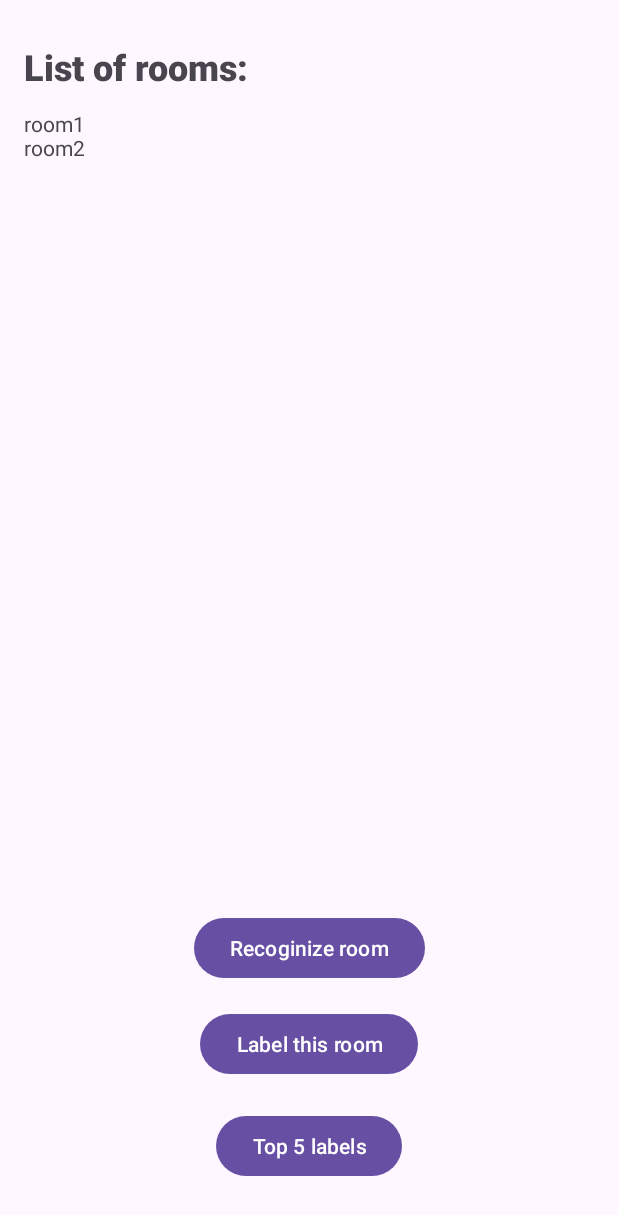
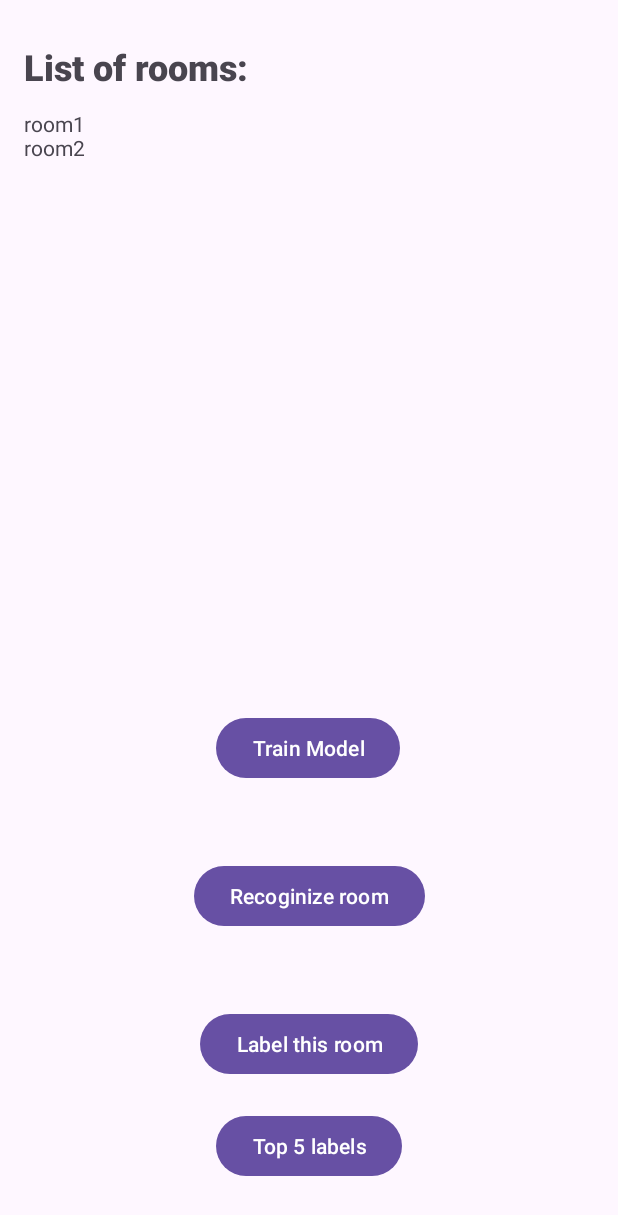
Before and after one commit to RadoslavSozonov/IndoorNavigationRP, an Android app: the screen it shows after launch (MainActivity), on a phone screen of 412 x 824 dp. Shown: the top 1215 px of the screen. Run offline under Robolectric (Android 15) with nearby library versions, the phone set to English and light mode, and no system bars.

Commit message:
Make changes on the frontend, fix a bug with the recording, add a new activity for training a model

```diff
--- a/frontend_v1/app/src/main/AndroidManifest.xml
+++ b/frontend_v1/app/src/main/AndroidManifest.xml
@@ -31,6 +31,8 @@
                 <category android:name="android.intent.category.LAUNCHER" />
             </intent-filter>
         </activity>
+        <activity android:name=".TrainModel"
+            android:theme="@style/Theme.PopUpStuck"></activity>
         <activity android:name=".RecognizeWindow"
             android:theme="@style/Theme.PopUp"></activity>
         <activity android:name=".LabelWindow"
--- a/frontend_v1/app/src/main/java/com/example/myapplication/MainActivity.java
+++ b/frontend_v1/app/src/main/java/com/example/myapplication/MainActivity.java
@@ -18,6 +18,7 @@ public class MainActivity extends AppCompatActivity {
         setContentView(R.layout.activity_main);
 
         // Components of the layout
+        Button train_model = (Button) findViewById((R.id.trainModel));
         Button button_recognize = (Button) findViewById(R.id.button_recognize);
         Button button_label_room = (Button) findViewById(R.id.button_label_room);
         Button button_top_5 = (Button) findViewById(R.id.button_top_5);
@@ -26,6 +27,16 @@ public class MainActivity extends AppCompatActivity {
 
         // TODO: show all rooms in the database
         list_of_rooms.setText("room1 \nroom2");
+
+        train_model.setOnClickListener(new View.OnClickListener() {
+            @Override
+            public void onClick(View v) {
+                // Make a pop up asking for the label
+                Intent intent = new Intent(MainActivity.this, TrainModel.class);
+
+                startActivity(intent);
+            }
+        });
 
 
         // Popup for recognizing the current room
--- a/frontend_v1/app/src/main/res/layout/activity_main.xml
+++ b/frontend_v1/app/src/main/res/layout/activity_main.xml
@@ -21,11 +21,12 @@
         style="@style/Widget.Material3.Button"
         android:layout_width="wrap_content"
         android:layout_height="wrap_content"
-        android:layout_marginBottom="16dp"
+        android:layout_marginBottom="20dp"
         android:text="Recoginize room"
         app:layout_constraintBottom_toTopOf="@+id/button_label_room"
         app:layout_constraintEnd_toEndOf="parent"
-        app:layout_constraintStart_toStartOf="parent" />
+        app:layout_constraintStart_toStartOf="parent"
+        app:layout_constraintTop_toBottomOf="@+id/trainModel" />
 
     <Button
         android:id="@+id/button_top_5"
@@ -59,4 +60,17 @@
         app:layout_constraintStart_toStartOf="parent"
         app:layout_constraintTop_toBottomOf="@+id/textView3" />
 
+    <Button
+        android:id="@+id/trainModel"
+        android:layout_width="wrap_content"
+        android:layout_height="wrap_content"
+        android:layout_marginTop="444dp"
+        android:layout_marginBottom="20dp"
+        android:text="Train Model"
+        app:layout_constraintBottom_toTopOf="@+id/button_recognize"
+        app:layout_constraintEnd_toEndOf="parent"
+        app:layout_constraintHorizontal_bias="0.498"
+        app:layout_constraintStart_toStartOf="parent"
+        app:layout_constraintTop_toTopOf="parent" />
+
 </androidx.constraintlayout.widget.ConstraintLayout>
```
Also changed, not shown: frontend_v1/app/src/main/java/com/example/myapplication/AudioTrack/CaptureAcousticEcho.java (+20 -12 lines), frontend_v1/app/src/main/java/com/example/myapplication/LabelWindow.java (+20 -77 lines), frontend_v1/app/src/main/res/layout/popup_label.xml (+12 -1 lines).
